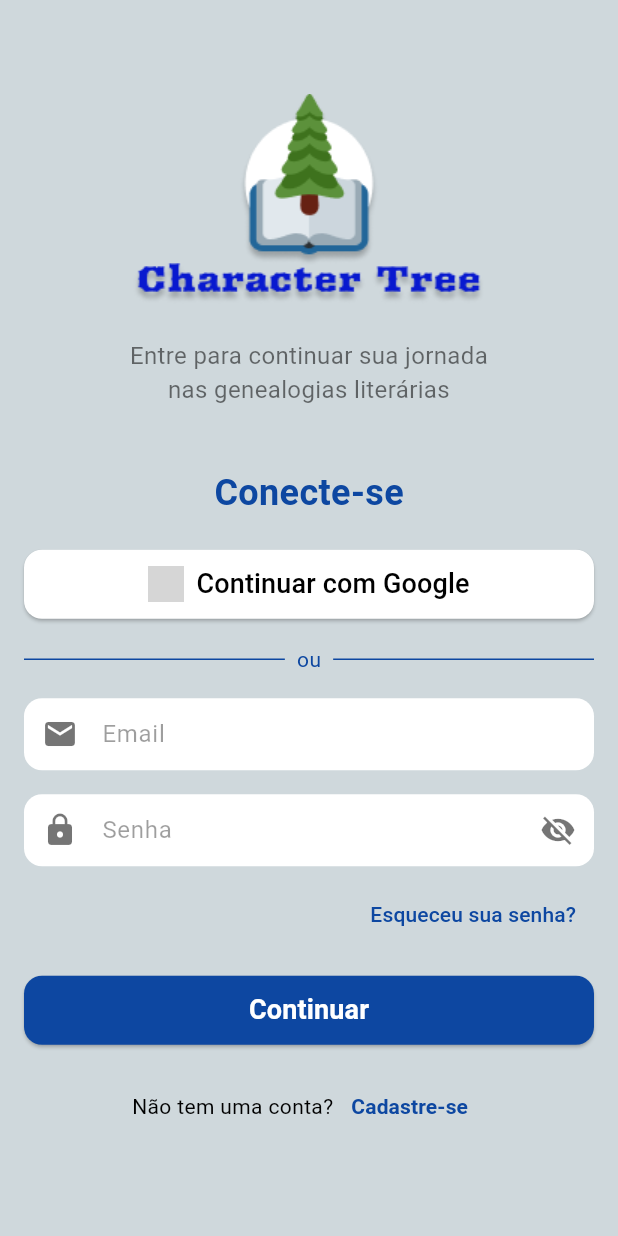
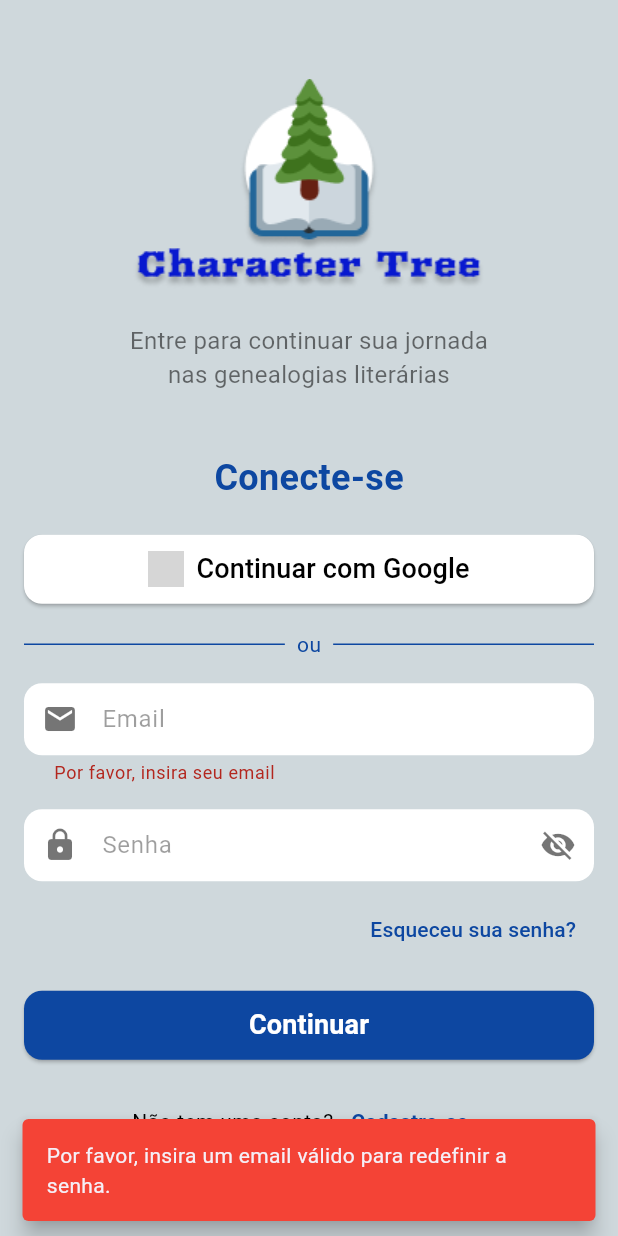
Before and after one commit to BarTzen/Projeto_Character-Tree, a Flutter app: the screen it shows after launch, after a tap on "Esqueceu sua senha?", on a phone screen of 412 x 824 dp. Run offline on Flutter 3.47's test engine with Material 3 defaults, Android fonts, the phone set to English and light mode, and no system bars; our stand-ins replace firebase_core; accounts and stored records are empty; generated files the repository leaves out were written again; grey boxes are pictures that could not be loaded.

Commit message:
Nova Atualização para debug de funcionalidades usando o logger

```diff
--- a/character_tree/lib/main.dart
+++ b/character_tree/lib/main.dart
@@ -2,6 +2,7 @@
 import 'package:flutter/material.dart';
 import 'package:provider/provider.dart';
 import 'package:firebase_core/firebase_core.dart';
+import 'package:logging/logging.dart';
 import 'firebase_options.dart';
 
 import 'view/auth/login_screen.dart';
@@ -9,19 +10,40 @@
 import 'viewmodel/auth/login_viewmodel.dart';
 import 'viewmodel/auth/register_viewmodel.dart';
 
+// Configuração do Logger
+void setupLogging() {
+  Logger.root.level = Level.ALL;
+  Logger.root.onRecord.listen((record) {
+    debugPrint(
+        '${record.level.name}: ${record.time}: ${record.loggerName}: ${record.message}');
+    if (record.error != null) {
+      debugPrint('Error: ${record.error}');
+      debugPrint('Stack trace: ${record.stackTrace}');
+    }
+  });
+}
+
 Future<void> main() async {
-  WidgetsFlutterBinding
-      .ensureInitialized(); // Garante a inicialização do Flutter
+  final logger = Logger('Main');
+
   try {
+    WidgetsFlutterBinding.ensureInitialized();
+    setupLogging();
+
+    logger.info('Iniciando configuração do Firebase');
     await Firebase.initializeApp(
       options: DefaultFirebaseOptions.currentPlatform,
     );
-  } catch (e) {
+    logger.info('Firebase inicializado com sucesso');
+
+    runApp(const MyAppWithProviders());
+  } catch (e, stackTrace) {
+    logger.severe('Erro ao inicializar o aplicativo', e, stackTrace);
     if (kDebugMode) {
-      print('Erro ao inicializar o Firebase: $e');
+      debugPrint('Erro fatal ao inicializar o aplicativo: $e');
+      debugPrint('Stack trace: $stackTrace');
     }
   }
-  runApp(MyAppWithProviders());
 }
 
 class MyAppWithProviders extends StatelessWidget {
@@ -29,10 +51,23 @@
 
   @override
   Widget build(BuildContext context) {
+    final logger = Logger('MyAppWithProviders');
+    logger.fine('Inicializando providers');
+
     return MultiProvider(
       providers: [
-        ChangeNotifierProvider(create: (_) => LoginViewModel()),
-        ChangeNotifierProvider(create: (_) => RegisterViewModel()),
+        ChangeNotifierProvider(
+          create: (_) {
+            logger.fine('Criando LoginViewModel');
+            return LoginViewModel();
+          },
+        ),
+        ChangeNotifierProvider(
+          create: (_) {
+            logger.fine('Criando RegisterViewModel');
+            return RegisterViewModel();
+          },
+        ),
       ],
       child: const MyApp(),
     );
@@ -44,16 +79,55 @@
 
   @override
   Widget build(BuildContext context) {
+    final logger = Logger('MyApp');
+    logger.fine('Construindo MaterialApp');
+
     return MaterialApp(
-      theme: ThemeData.light(), // Tema claro
-      darkTheme: ThemeData.dark(), // Tema escuro
-      themeMode: ThemeMode.system, // Alterna de acordo com o sistema
-      initialRoute: '/', // Rota inicial
+      theme: ThemeData.light(),
+      darkTheme: ThemeData.dark(),
+      themeMode: ThemeMode.system,
+      initialRoute: '/',
       routes: {
-        '/': (context) => const LoginScreen(),
-        '/register': (context) => const RegisterScreen(),
+        '/': (context) {
+          logger.fine('Navegando para LoginScreen');
+          return const LoginScreen();
+        },
+        '/register': (context) {
+          logger.fine('Navegando para RegisterScreen');
+          return const RegisterScreen();
+        },
       },
-      debugShowCheckedModeBanner: false, // Remove o banner de debug
+      debugShowCheckedModeBanner: false,
+      navigatorObservers: [
+        NavigatorObserver(),
+      ],
+      builder: (context, child) {
+        ErrorWidget.builder = (FlutterErrorDetails errorDetails) {
+          logger.severe(
+              'Erro na UI', errorDetails.exception, errorDetails.stack);
+          return Material(
+            child: Container(
+              color: Colors.white,
+              child: Column(
+                mainAxisAlignment: MainAxisAlignment.center,
+                children: [
+                  const Icon(
+                    Icons.error_outline,
+                    color: Colors.red,
+                    size: 60,
+                  ),
+                  const SizedBox(height: 16),
+                  Text(
+                    'Ocorreu um erro inesperado',
+                    style: Theme.of(context).textTheme.titleLarge,
+                  ),
+                ],
+              ),
+            ),
+          );
+        };
+        return child ?? const SizedBox.shrink();
+      },
     );
   }
 }
--- a/character_tree/lib/view/auth/login_screen.dart
+++ b/character_tree/lib/view/auth/login_screen.dart
@@ -1,18 +1,10 @@
+// login_screen.dart
 import 'package:flutter/material.dart';
 import 'package:provider/provider.dart';
 import '../../viewmodel/auth/login_viewmodel.dart';
 
-class LoginScreen extends StatefulWidget {
+class LoginScreen extends StatelessWidget {
   const LoginScreen({super.key});
-
-  @override
-  State<LoginScreen> createState() => _LoginScreenState();
-}
-
-class _LoginScreenState extends State<LoginScreen> {
-  final _emailController = TextEditingController();
-  final _passwordController = TextEditingController();
-  bool _isPasswordVisible = false; // Controle da visibilidade da senha
 
   @override
   Widget build(BuildContext context) {
@@ -34,6 +26,7 @@
                     fit: BoxFit.contain,
                   ),
                   const SizedBox(height: 16),
+
                   // MENSAGEM ABAIXO DO LOGO
                   Text(
                     'Entre para continuar sua jornada\nnas genealogias literárias',
@@ -44,6 +37,7 @@
                     ),
                   ),
                   const SizedBox(height: 40),
+
                   // TÍTULO "CONECTE-SE"
                   Text(
                     'Conecte-se',
@@ -54,13 +48,12 @@
                     ),
                   ),
                   const SizedBox(height: 20),
+
                   // BOTÃO "CONTINUAR COM GOOGLE"
                   SizedBox(
                     width: double.infinity,
                     child: ElevatedButton.icon(
-                      onPressed: () {
-                        // Lógica para login com Google
-                      },
+                      onPressed: loginViewModel.signInWithGoogle,
                       icon: Image.asset(
                         'lib/assets/icons/google_logo.png',
                         height: 24,
@@ -84,6 +77,7 @@
                     ),
                   ),
                   const SizedBox(height: 16),
+
                   // LINHA DIVISÓRIA COM "OU"
                   Row(
                     children: [
@@ -103,9 +97,10 @@
                     ],
                   ),
                   const SizedBox(height: 16),
+
                   // CAMPO DE EMAIL
-                  TextField(
-                    controller: _emailController,
+                  TextFormField(
+                    onChanged: loginViewModel.setEmail,
                     style: TextStyle(color: Colors.black),
                     decoration: InputDecoration(
                       prefixIcon: Icon(Icons.email, color: Colors.black54),
@@ -119,13 +114,18 @@
                       ),
                       contentPadding: const EdgeInsets.symmetric(
                           vertical: 10, horizontal: 16),
+                      errorText: loginViewModel.emailError,
                     ),
                   ),
                   const SizedBox(height: 16),
-                  // CAMPO DE SENHA COM ÍCONE DE VISIBILIDADE
-                  TextField(
-                    controller: _passwordController,
-                    obscureText: !_isPasswordVisible,
+
+                  // CAMPO DE SENHA
+                  ValueListenableBuilder<bool>(
+                    valueListenable: loginViewModel.isPasswordVisible,
+                    builder: (context, isVisible, _) {
+                      return TextFormField(
+                        onChanged: loginViewModel.setPassword,
+                        obscureText: !isVisible,
                         style: TextStyle(color: Colors.black),
                         decoration: InputDecoration(
                           prefixIcon: Icon(Icons.lock, color: Colors.black54),
@@ -139,29 +139,27 @@
                           ),
                           suffixIcon: IconButton(
                             icon: Icon(
-                          _isPasswordVisible
+                              isVisible
                                   ? Icons.visibility
                                   : Icons.visibility_off,
                               color: Colors.black54,
                             ),
-                        onPressed: () {
-                          setState(() {
-                            _isPasswordVisible = !_isPasswordVisible;
-                          });
-                        },
+                            onPressed: loginViewModel.togglePasswordVisibility,
                           ),
                           contentPadding: const EdgeInsets.symmetric(
                               vertical: 10, horizontal: 16),
+                          errorText: loginViewModel.passwordError,
                         ),
+                      );
+                    },
                   ),
                   const SizedBox(height: 8),
+
                   // "ESQUECEU SUA SENHA?"
                   Align(
                     alignment: Alignment.centerRight,
                     child: TextButton(
-                      onPressed: () {
-                        // Lógica de recuperação de senha
-                      },
+                      onPressed: () => loginViewModel.resetPassword(context),
                       child: Text(
                         'Esqueceu sua senha?',
                         style: TextStyle(
@@ -171,16 +169,14 @@
                     ),
                   ),
                   const SizedBox(height: 16),
+
                   // BOTÃO "CONTINUAR"
                   SizedBox(
                     width: double.infinity,
                     child: ElevatedButton(
-                      onPressed: () {
-                        loginViewModel.login(
-                          _emailController.text,
-                          _passwordController.text,
-                        );
-                      },
+                      onPressed: loginViewModel.isLoading
+                          ? null
+                          : () => loginViewModel.login(context),
                       style: ElevatedButton.styleFrom(
                         backgroundColor: Colors.blue[900],
                         padding: const EdgeInsets.symmetric(
@@ -190,9 +186,7 @@
                         ),
                       ),
                       child: loginViewModel.isLoading
-                          ? CircularProgressIndicator(
-                              color: Colors.white,
-                            )
+                          ? CircularProgressIndicator(color: Colors.white)
                           : Text(
                               'Continuar',
                               style: TextStyle(
@@ -204,6 +198,7 @@
                     ),
                   ),
                   const SizedBox(height: 16),
+
                   // TEXTO "NÃO TEM UMA CONTA? CADASTRE-SE"
                   Row(
                     mainAxisAlignment: MainAxisAlignment.center,
@@ -213,9 +208,8 @@
                         style: TextStyle(color: Colors.black),
                       ),
                       TextButton(
-                        onPressed: () {
-                          Navigator.pushNamed(context, '/register');
-                        },
+                        onPressed: () =>
+                            Navigator.pushNamed(context, '/register'),
                         child: Text(
                           'Cadastre-se',
                           style: TextStyle(
--- a/character_tree/lib/viewmodel/auth/login_viewmodel.dart
+++ b/character_tree/lib/viewmodel/auth/login_viewmodel.dart
@@ -1,18 +1,175 @@
+// login_viewmodel.dart
 import 'package:flutter/material.dart';
+import 'package:logging/logging.dart';
+// Importe os serviços necessários, como AuthService, etc.
+
+// Utilitário para mensagens
+class MessageHandler {
+  static void showMessage(BuildContext context, String message,
+      {bool isError = false}) {
+    ScaffoldMessenger.of(context).showSnackBar(
+      SnackBar(
+        content: Text(message),
+        backgroundColor: isError ? Colors.red : Colors.green,
+        behavior: SnackBarBehavior.floating,
+        duration: Duration(seconds: isError ? 4 : 2),
+      ),
+    );
+  }
+}
 
 class LoginViewModel extends ChangeNotifier {
+  final _logger = Logger('LoginViewModel');
+
+  String _email = '';
+  String _password = '';
   bool _isLoading = false;
+  String? _emailError;
+  String? _passwordError;
+  final ValueNotifier<bool> _isPasswordVisible = ValueNotifier<bool>(false);
 
+  // Getters
   bool get isLoading => _isLoading;
+  String? get emailError => _emailError;
+  String? get passwordError => _passwordError;
+  ValueNotifier<bool> get isPasswordVisible => _isPasswordVisible;
 
-  void login(String email, String password) {
+  // Setters
+  void setEmail(String email) {
+    _email = email;
+    validateEmail();
+    notifyListeners();
+  }
+
+  void setPassword(String password) {
+    _password = password;
+    validatePassword();
+    notifyListeners();
+  }
+
+  // Validações
+  bool validateEmail() {
+    if (_email.isEmpty) {
+      _emailError = 'Por favor, insira seu email';
+      _logger.warning('Tentativa de validação com email vazio');
+    } else if (!RegExp(r'^[\w-\.]+@([\w-]+\.)+[\w-]{2,4}$').hasMatch(_email)) {
+      _emailError = 'Por favor, insira um email válido';
+      _logger.warning('Email inválido fornecido: $_email');
+    } else {
+      _emailError = null;
+      _logger.fine('Email validado com sucesso');
+    }
+    notifyListeners();
+    return _emailError == null;
+  }
+
+  bool validatePassword() {
+    if (_password.isEmpty) {
+      _passwordError = 'Por favor, insira sua senha';
+      _logger.warning('Tentativa de validação com senha vazia');
+    } else if (_password.length < 6) {
+      _passwordError = 'A senha deve ter pelo menos 6 caracteres';
+      _logger.warning('Senha fornecida com menos de 6 caracteres');
+    } else {
+      _passwordError = null;
+      _logger.fine('Senha validada com sucesso');
+    }
+    notifyListeners();
+    return _passwordError == null;
+  }
+
+  bool validateAll() {
+    final isValid = validateEmail() && validatePassword();
+    _logger.info('Validação completa: ${isValid ? 'sucesso' : 'falha'}');
+    return isValid;
+  }
+
+  // Ações
+  void togglePasswordVisibility() {
+    _isPasswordVisible.value = !_isPasswordVisible.value;
+    _logger.fine('Visibilidade da senha alterada: ${_isPasswordVisible.value}');
+    notifyListeners();
+  }
+
+  Future<void> login(BuildContext context) async {
+    if (!validateAll()) {
+      _logger.warning('Tentativa de login com dados inválidos');
+      return;
+    }
+
     _isLoading = true;
     notifyListeners();
 
-    // Simula um pequeno atraso (sem backend por enquanto)
-    Future.delayed(Duration(seconds: 2), () {
+    try {
+      _logger.info('Iniciando processo de login para usuário: $_email');
+
+      // Aqui você implementaria a lógica real de login
+      // Por exemplo:
+      // await AuthService.login(_email, _password);
+
+      _logger.info('Login realizado com sucesso');
+      MessageHandler.showMessage(context, 'Login realizado com sucesso!');
+
+      // Se o login for bem-sucedido, navegue para a próxima tela
+      Navigator.pushReplacementNamed(context, '/home');
+    } catch (e, stackTrace) {
+      _logger.severe('Erro durante o login', e, stackTrace);
+      MessageHandler.showMessage(
+          context, 'Erro ao fazer login: ${e.toString()}',
+          isError: true);
+    } finally {
       _isLoading = false;
       notifyListeners();
-    });
+    }
+  }
+
+  Future<void> signInWithGoogle() async {
+    _isLoading = true;
+    notifyListeners();
+
+    try {
+      _logger.info('Iniciando processo de login com Google');
+
+      // Implemente a lógica de login com Google aqui
+      // Por exemplo:
+      // await AuthService.signInWithGoogle();
+
+      _logger.info('Login com Google realizado com sucesso');
+
+      // Se o login for bem-sucedido, navegue para a próxima tela
+      // Navigator.pushReplacementNamed(context, '/home');
+    } catch (e, stackTrace) {
+      _logger.severe('Erro durante login com Google', e, stackTrace);
+    } finally {
+      _isLoading = false;
+      notifyListeners();
+    }
+  }
+
+  Future<void> resetPassword(BuildContext context) async {
+    if (!validateEmail()) {
+      _logger.warning('Tentativa de redefinição de senha com email inválido');
+      MessageHandler.showMessage(
+          context, 'Por favor, insira um email válido para redefinir a senha.',
+          isError: true);
+      return;
+    }
+
+    try {
+      _logger.info('Iniciando processo de redefinição de senha para: $_email');
+
+      // Implemente a lógica de redefinição de senha aqui
+      // Por exemplo:
+      // await AuthService.resetPassword(_email);
+
+      _logger.info('Email de redefinição enviado com sucesso');
+      MessageHandler.showMessage(
+          context, 'Um email de redefinição de senha foi enviado para $_email');
+    } catch (e, stackTrace) {
+      _logger.severe('Erro ao enviar email de redefinição', e, stackTrace);
+      MessageHandler.showMessage(
+          context, 'Erro ao redefinir a senha: ${e.toString()}',
+          isError: true);
+    }
   }
 }
--- a/character_tree/lib/viewmodel/auth/register_viewmodel.dart
+++ b/character_tree/lib/viewmodel/auth/register_viewmodel.dart
@@ -1,19 +1,201 @@
+// register_viewmodel.dart
 import 'package:flutter/material.dart';
+import 'package:logging/logging.dart';
+
+class MessageHandler {
+  static void showMessage(BuildContext context, String message,
+      {bool isError = false}) {
+    ScaffoldMessenger.of(context).showSnackBar(
+      SnackBar(
+        content: Text(message),
+        backgroundColor: isError ? Colors.red : Colors.green,
+        behavior: SnackBarBehavior.floating,
+        duration: Duration(seconds: isError ? 4 : 2),
+      ),
+    );
+  }
+}
 
 class RegisterViewModel extends ChangeNotifier {
+  final _logger = Logger('RegisterViewModel');
+
+  String _username = '';
+  String _email = '';
+  String _password = '';
+  String _confirmPassword = '';
   bool _isLoading = false;
+  String? _usernameError;
+  String? _emailError;
+  String? _passwordError;
+  String? _confirmPasswordError;
+  final ValueNotifier<bool> _isPasswordVisible = ValueNotifier<bool>(false);
 
+  // Getters
   bool get isLoading => _isLoading;
+  String? get usernameError => _usernameError;
+  String? get emailError => _emailError;
+  String? get passwordError => _passwordError;
+  String? get confirmPasswordError => _confirmPasswordError;
+  ValueNotifier<bool> get isPasswordVisible => _isPasswordVisible;
 
-  void register(
-      String username, String email, String password, String confirmPassword) {
+  // Setters
+  void setUsername(String username) {
+    _username = username;
+    validateUsername();
+    notifyListeners();
+  }
+
+  void setEmail(String email) {
+    _email = email;
+    validateEmail();
+    notifyListeners();
+  }
+
+  void setPassword(String password) {
+    _password = password;
+    validatePassword();
+    notifyListeners();
+  }
+
+  void setConfirmPassword(String confirmPassword) {
+    _confirmPassword = confirmPassword;
+    validateConfirmPassword();
+    notifyListeners();
+  }
+
+  // Validações
+  bool validateUsername() {
+    if (_username.isEmpty) {
+      _usernameError = 'Por favor, insira um nome de usuário';
+      _logger.warning('Tentativa de validação com nome de usuário vazio');
+    } else if (_username.length < 3) {
+      _usernameError = 'O nome de usuário deve ter pelo menos 3 caracteres';
+      _logger.warning('Nome de usuário muito curto: $_username');
+    } else {
+      _usernameError = null;
+      _logger.fine('Nome de usuário validado com sucesso');
+    }
+    notifyListeners();
+    return _usernameError == null;
+  }
+
+  bool validateEmail() {
+    if (_email.isEmpty) {
+      _emailError = 'Por favor, insira seu email';
+      _logger.warning('Tentativa de validação com email vazio');
+    } else if (!RegExp(r'^[\w-\.]+@([\w-]+\.)+[\w-]{2,4}$').hasMatch(_email)) {
+      _emailError = 'Por favor, insira um email válido';
+      _logger.warning('Email inválido fornecido: $_email');
+    } else {
+      _emailError = null;
+      _logger.fine('Email validado com sucesso');
+    }
+    notifyListeners();
+    return _emailError == null;
+  }
+
+  bool validatePassword() {
+    if (_password.isEmpty) {
+      _passwordError = 'Por favor, insira uma senha';
+      _logger.warning('Tentativa de validação com senha vazia');
+    } else if (_password.length < 6) {
+      _passwordError = 'A senha deve ter pelo menos 6 caracteres';
+      _logger.warning('Senha fornecida com menos de 6 caracteres');
+    } else {
+      _passwordError = null;
+      _logger.fine('Senha validada com sucesso');
+    }
+    notifyListeners();
+    return _passwordError == null;
+  }
+
+  bool validateConfirmPassword() {
+    if (_confirmPassword.isEmpty) {
+      _confirmPasswordError = 'Por favor, confirme sua senha';
+      _logger.warning('Tentativa de validação com confirmação de senha vazia');
+    } else if (_confirmPassword != _password) {
+      _confirmPasswordError = 'As senhas não coincidem';
+      _logger.warning('Senhas não coincidem');
+    } else {
+      _confirmPasswordError = null;
+      _logger.fine('Confirmação de senha validada com sucesso');
+    }
+    notifyListeners();
+    return _confirmPasswordError == null;
+  }
+
+  bool validateAll() {
+    final isValid = validateUsername() &&
+        validateEmail() &&
+        validatePassword() &&
+        validateConfirmPassword();
+    _logger.info('Validação completa: ${isValid ? 'sucesso' : 'falha'}');
+    return isValid;
+  }
+
+  // Ações
+  void togglePasswordVisibility() {
+    _isPasswordVisible.value = !_isPasswordVisible.value;
+    _logger.fine('Visibilidade da senha alterada: ${_isPasswordVisible.value}');
+    notifyListeners();
+  }
+
+  Future<void> register(BuildContext context) async {
+    if (!validateAll()) {
+      _logger.warning('Tentativa de registro com dados inválidos');
+      return;
+    }
+
     _isLoading = true;
     notifyListeners();
 
-    // Simula um pequeno atraso (sem backend por enquanto)
-    Future.delayed(Duration(seconds: 2), () {
+    try {
+      _logger.info('Iniciando processo de registro para usuário: $_username');
+
+      // Aqui você implementaria a lógica real de registro
+      // Por exemplo:
+      // await AuthService.register(_username, _email, _password);
+
+      _logger.info('Registro realizado com sucesso');
+      MessageHandler.showMessage(context, 'Registro realizado com sucesso!');
+
+      // Navegue para a próxima tela
+      Navigator.pushReplacementNamed(context, '/home');
+    } catch (e, stackTrace) {
+      _logger.severe('Erro durante o registro', e, stackTrace);
+      MessageHandler.showMessage(context, 'Erro ao registrar: ${e.toString()}',
+          isError: true);
+    } finally {
       _isLoading = false;
       notifyListeners();
-    });
+    }
+  }
+
+  Future<void> signUpWithGoogle(BuildContext context) async {
+    _isLoading = true;
+    notifyListeners();
+
+    try {
+      _logger.info('Iniciando processo de registro com Google');
+
+      // Implemente a lógica de registro com Google aqui
+      // Por exemplo:
+      // await AuthService.signUpWithGoogle();
+
+      _logger.info('Registro com Google realizado com sucesso');
+      MessageHandler.showMessage(
+          context, 'Registro com Google realizado com sucesso!');
+
+      // Se o registro for bem-sucedido, navegue para a próxima tela
+      Navigator.pushReplacementNamed(context, '/home');
+    } catch (e, stackTrace) {
+      _logger.severe('Erro durante registro com Google', e, stackTrace);
+      MessageHandler.showMessage(
+          context, 'Erro ao registrar com Google: ${e.toString()}',
+          isError: true);
+    } finally {
+      _isLoading = false;
+      notifyListeners();
+    }
   }
 }
--- a/character_tree/pubspec.yaml
+++ b/character_tree/pubspec.yaml
@@ -37,6 +37,7 @@
   cupertino_icons: ^1.0.8
   provider: ^6.1.2
   firebase_core: ^3.6.0
+  logging: ^1.3.0
 
 dev_dependencies:
   flutter_test:
```
Also changed, not shown: character_tree/lib/view/auth/register_screen.dart (+38 -44 lines), character_tree/pubspec.lock. Lines whose indentation alone changed are shown as unchanged.
